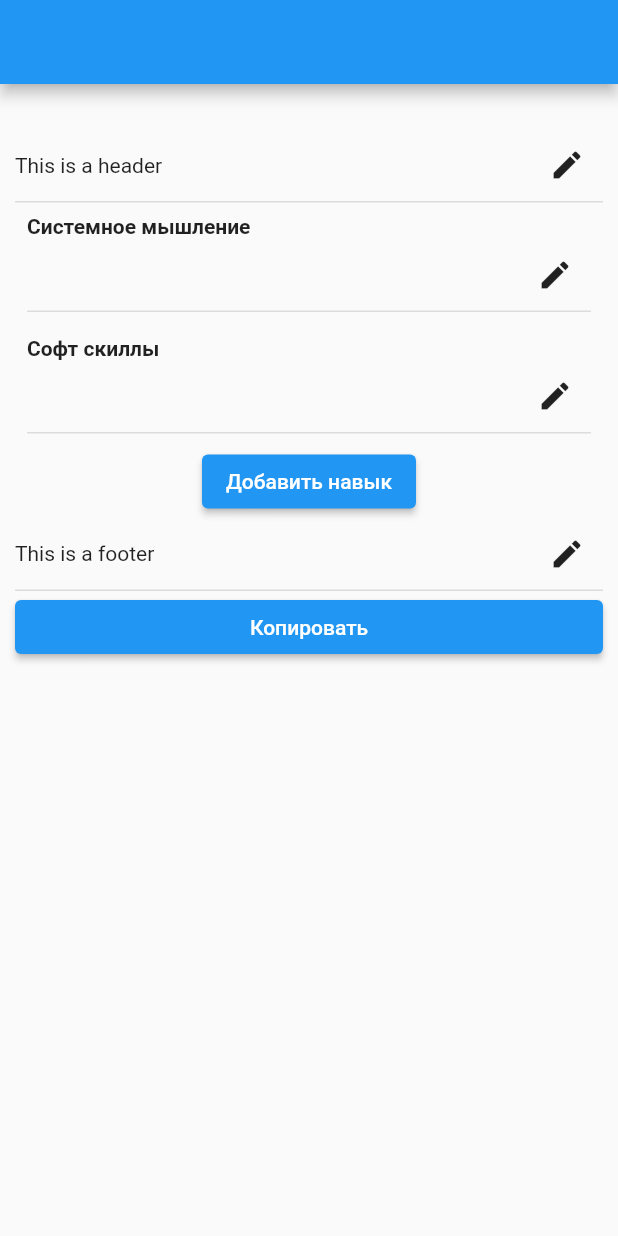
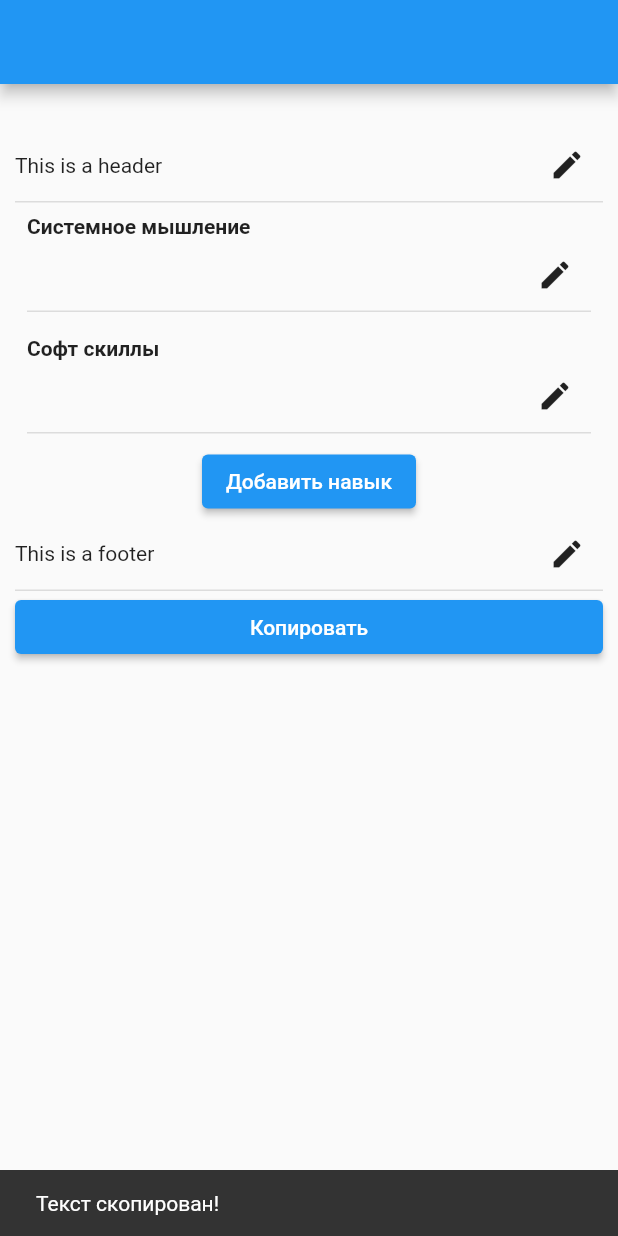
Before and after one commit to tresbon/hr_helper, a Flutter app: the screen it shows after launch, after a tap on "Копировать", on a phone screen of 412 x 824 dp. Run offline on Flutter 3.47's test engine with Material 2 defaults, Android fonts, the phone set to English and light mode, and no system bars.

Commit message:
Added text copy functionality

```diff
--- a/lib/ui/elements_list.dart
+++ b/lib/ui/elements_list.dart
@@ -2,13 +2,19 @@ import 'package:flutter/material.dart';
 
 class TextElements extends StatefulWidget {
   Map<String, String> textElements;
+
   TextElements(this.textElements);
+
+  String getTextElements() {
+    return textElements.entries.fold(
+        "", (k, v) => k.toString() + v.key + "\n" * 2 + v.value + "\n" * 2);
+  }
+
   @override
   _TextElementsState createState() => _TextElementsState();
 }
 
 class _TextElementsState extends State<TextElements> {
-
   Map getTextElements() {
     return widget.textElements;
   }
@@ -132,8 +138,10 @@ class _TextElementsState extends State<TextElements> {
                         Text(widget.textElements[mapKey]),
                         IconButton(
                             icon: Icon(Icons.edit),
-                            onPressed: () =>
-                                {_showMyDialog(mapKey, widget.textElements[mapKey])})
+                            onPressed: () => {
+                                  _showMyDialog(
+                                      mapKey, widget.textElements[mapKey])
+                                })
                       ],
                     ),
                     Divider(
--- a/lib/ui/letter_list.dart
+++ b/lib/ui/letter_list.dart
@@ -5,15 +5,18 @@ import 'single_letter_element.dart';
 import 'package:flutter/material.dart';
 
 class Letter extends StatelessWidget {
-  Widget textElements = TextElements({
+  TextElements textElements = TextElements({
     "Системное мышление": "",
     "Софт скиллы": "",
   });
-  Widget letterHeader = SingleLetterElement("This is a header");
-  Widget letterFooter = SingleLetterElement("This is a footer");
+  SingleLetterElement letterHeader = SingleLetterElement("This is a header");
+  SingleLetterElement letterFooter = SingleLetterElement("This is a footer");
 
-  void copyText(String s) {
-    Clipboard.setData(ClipboardData(text: s));
+  void copyText() {
+    String copiedText = letterHeader.getText() +
+        textElements.getTextElements() +
+        letterFooter.getText();
+    Clipboard.setData(ClipboardData(text: copiedText));
   }
 
   @override
@@ -26,8 +29,14 @@ class Letter extends StatelessWidget {
           letterHeader,
           textElements,
           letterFooter,
-          ElevatedButton(onPressed: () {},
-          child: Text("Копировать"),)
+          ElevatedButton(
+            onPressed: () {
+              copyText();
+              ScaffoldMessenger.of(context)
+                  .showSnackBar(SnackBar(content: Text("Текст скопирован!")));
+            },
+            child: Text("Копировать"),
+          )
         ],
       ),
     );
--- a/lib/ui/single_letter_element.dart
+++ b/lib/ui/single_letter_element.dart
@@ -2,13 +2,18 @@ import 'package:flutter/material.dart';
 
 class SingleLetterElement extends StatefulWidget {
   String text;
+
   SingleLetterElement(this.text);
+
+  String getText() {
+    return text + "\n"*2;
+  }
+
   @override
   _LetterFooterState createState() => _LetterFooterState();
 }
 
 class _LetterFooterState extends State<SingleLetterElement> {
-
   Future<void> _editLetteFieldDiaog() async {
     TextEditingController _contoller = TextEditingController(text: widget.text);
     return showDialog<void>(
@@ -59,7 +64,11 @@ class _LetterFooterState extends State<SingleLetterElement> {
           mainAxisAlignment: MainAxisAlignment.spaceBetween,
           children: [
             Text(widget.text),
-            IconButton(icon: Icon(Icons.edit), onPressed: (){_editLetteFieldDiaog();})
+            IconButton(
+                icon: Icon(Icons.edit),
+                onPressed: () {
+                  _editLetteFieldDiaog();
+                })
           ],
         ),
         Divider(
```
